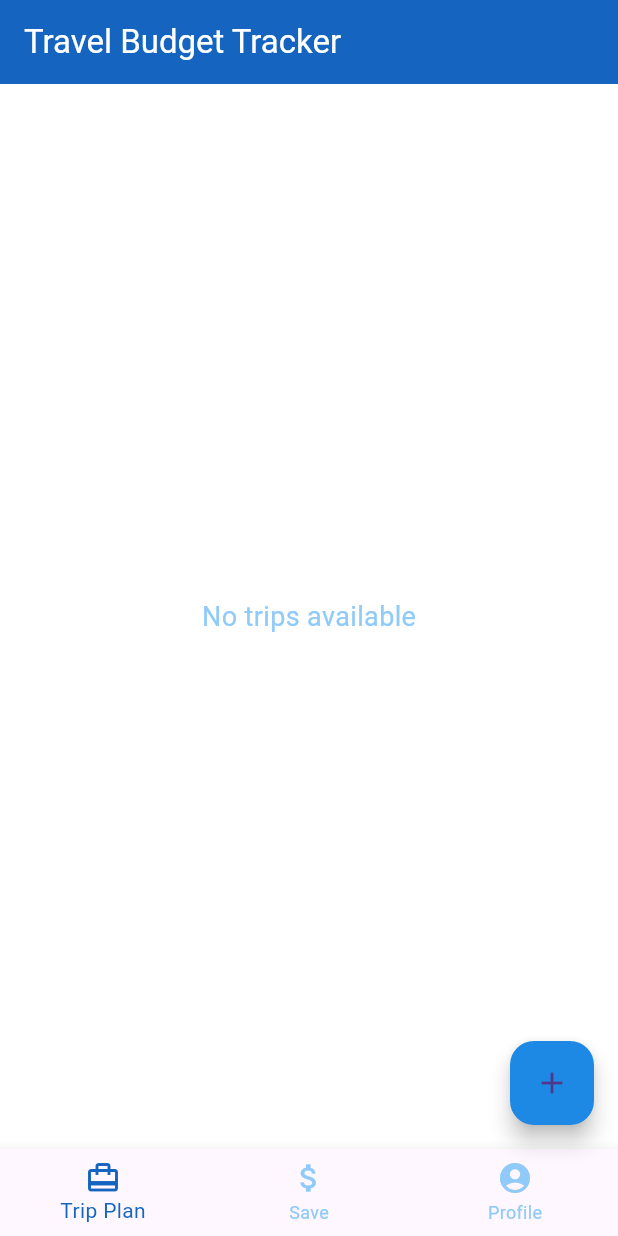
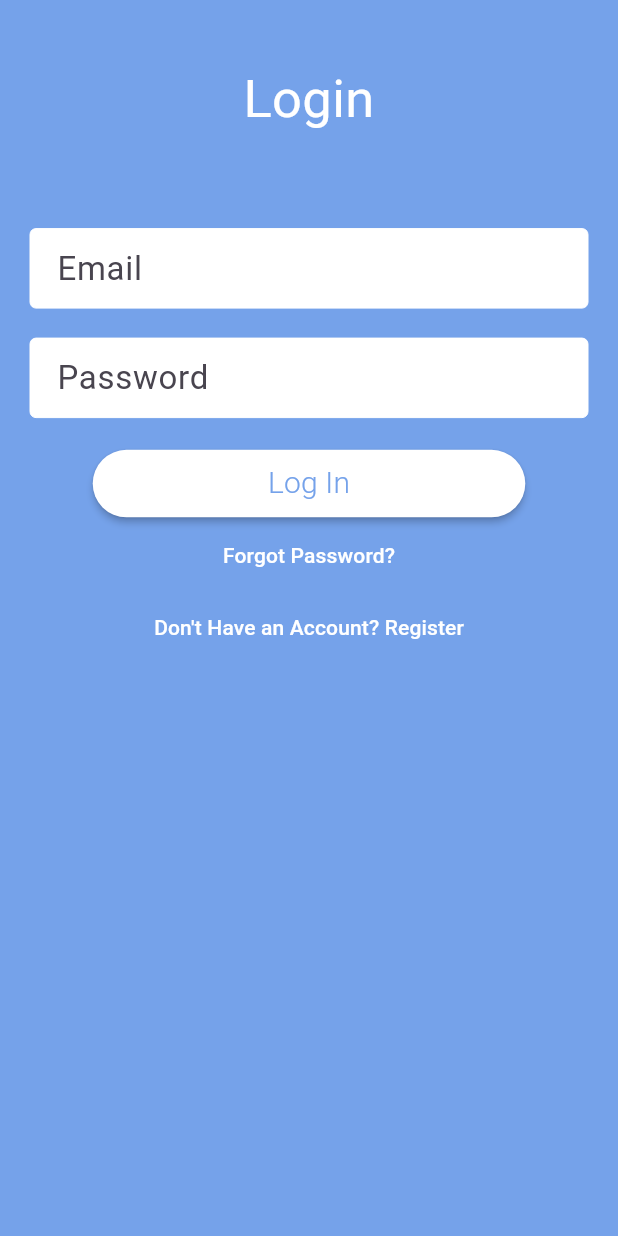
Before and after one commit to argadewanata/Budget-Planner-Tracker_Flutter, a Flutter app: the screen it shows after launch, on a phone screen of 412 x 824 dp. Run offline on Flutter 3.47's test engine with Material 3 defaults, Android fonts, the phone set to English and light mode, and no system bars; our stand-ins replace cloud_firestore, firebase_auth, firebase_core, flutter_spinkit; accounts and stored records are empty.

Commit message:
feat: add auth

```diff
--- a/lib/main.dart
+++ b/lib/main.dart
@@ -1,3 +1,6 @@
+import 'package:budgetplannertracker/pages/auth_page.dart';
+import 'package:budgetplannertracker/services/auth_service.dart';
+import 'package:budgetplannertracker/widgets/provider.dart';
 import 'package:flutter/material.dart';
 import 'package:firebase_core/firebase_core.dart';
 import 'firebase_options.dart';
@@ -16,7 +19,9 @@ class MyApp extends StatelessWidget {
 
   @override
   Widget build(BuildContext context) {
-    return MaterialApp(
+    return Provider(
+      auth: AuthService(),
+      child: MaterialApp(
         debugShowCheckedModeBanner: false,
         title: "Travel Budget Tracker",
         theme: ThemeData(
@@ -34,7 +39,36 @@ class MyApp extends StatelessWidget {
             unselectedItemColor: Colors.blue[200],
           ),
         ),
-      home: HomePage(),
+        home: const HomePage(),
+        initialRoute: '/login',
+        routes: {
+          '/login': (context) => const AuthPage(authType: AuthType.login),
+          '/register': (context) => const AuthPage(authType: AuthType.register),
+          '/home': (context) => const HomeController(),
+        },
+      ),
     );
   }
 }
+
+class HomeController extends StatelessWidget {
+  const HomeController({super.key});
+
+  @override
+  Widget build(BuildContext context) {
+    final AuthService auth = Provider.of(context).auth;
+
+    return StreamBuilder(
+      stream: auth.onAuthStateChanged(),
+      builder: (context, snapshot) {
+        if (snapshot.connectionState == ConnectionState.active) {
+          final bool signedIn = snapshot.hasData;
+          return signedIn
+              ? const HomePage()
+              : const AuthPage(authType: AuthType.login);
+        }
+        return Container();
+      },
+    );
+  }
+}
--- /dev/null
+++ b/lib/pages/auth_page.dart
@@ -0,0 +1,353 @@
+import 'package:auto_size_text/auto_size_text.dart';
+import 'package:budgetplannertracker/services/auth_service.dart';
+import 'package:budgetplannertracker/widgets/provider.dart';
+import 'package:flutter/material.dart';
+import 'package:flutter_spinkit/flutter_spinkit.dart';
+
+const primaryColor = Color(0xFF75A2EA);
+
+enum AuthType { login, register, guest, convert, reset }
+
+class AuthPage extends StatefulWidget {
+  final AuthType authType;
+
+  const AuthPage({super.key, required this.authType});
+
+  @override
+  State<StatefulWidget> createState() {
+    return _AuthPageState();
+  }
+}
+
+class _AuthPageState extends State<AuthPage> {
+  AuthType? authType;
+
+  _AuthPageState();
+
+  @override
+  void initState() {
+    super.initState();
+    authType = widget.authType;
+  }
+
+  final formKey = GlobalKey<FormState>();
+  String? _email, _password, _name, _warning;
+
+  void switchAuthState(String state) {
+    formKey.currentState?.reset();
+    if (state == "register") {
+      setState(() {
+        authType = AuthType.register;
+      });
+    } else if (state == 'home') {
+      Navigator.of(context).pop();
+    } else {
+      setState(() {
+        authType = AuthType.login;
+      });
+    }
+  }
+
+  bool validate() {
+    final form = formKey.currentState!;
+    if (authType == AuthType.guest) return true;
+    form.save();
+    if (form.validate() == true) {
+      form.save();
+      return true;
+    } else {
+      return false;
+    }
+  }
+
+  void submit() async {
+    if (!validate()) return;
+    try {
+      final auth = Provider.of(context).auth;
+      switch (authType!) {
+        case AuthType.login:
+          await auth.loginEmail(_email!, _password!);
+          if (!mounted) return;
+          Navigator.of(context).pushReplacementNamed('/home');
+          break;
+        case AuthType.register:
+          await auth.registerEmail(_email!, _password!, _name!);
+          if (!mounted) return;
+          Navigator.of(context).pushReplacementNamed('/home');
+          break;
+        case AuthType.guest:
+          await auth.loginGuest();
+          if (!mounted) return;
+          Navigator.of(context).pushReplacementNamed('/home');
+          break;
+        case AuthType.convert:
+          await auth.updateUserWithEmail(_email!, _password!, _name!);
+          if (!mounted) return;
+          Navigator.of(context).pop();
+          break;
+        case AuthType.reset:
+          await auth.forgotPassword(_email!);
+          if (!mounted) return;
+          setState(() {
+            _warning = 'A password reset link has been sent to $_email';
+            authType = AuthType.login;
+          });
+          break;
+      }
+    } catch (e) {
+      setState(() {
+        _warning = e.toString();
+      });
+    }
+  }
+
+  @override
+  Widget build(BuildContext context) {
+    final width = MediaQuery.of(context).size.width;
+    final height = MediaQuery.of(context).size.height;
+
+    if (authType == AuthType.guest) {
+      submit();
+      return const Scaffold(
+          backgroundColor: primaryColor,
+          body: SingleChildScrollView(
+            child: Column(
+              mainAxisAlignment: MainAxisAlignment.center,
+              children: <Widget>[
+                SpinKitDoubleBounce(
+                  color: Colors.white,
+                ),
+                Text(
+                  "Loading",
+                  style: TextStyle(color: Colors.white),
+                ),
+              ],
+            ),
+          ));
+    } else {
+      return Scaffold(
+        body: SingleChildScrollView(
+          child: Container(
+            color: primaryColor,
+            height: height,
+            width: width,
+            child: SafeArea(
+              child: Column(
+                children: <Widget>[
+                  SizedBox(height: height * 0.025),
+                  showAlert(),
+                  SizedBox(height: height * 0.025),
+                  buildHeaderText(),
+                  SizedBox(height: height * 0.05),
+                  Padding(
+                    padding: const EdgeInsets.all(20.0),
+                    child: Form(
+                      key: formKey,
+                      child: Column(
+                        children: buildInputs() + buildButtons(),
+                      ),
+                    ),
+                  ),
+                ],
+              ),
+            ),
+          ),
+        ),
+      );
+    }
+  }
+
+  Widget showAlert() {
+    if (_warning != null) {
+      return Container(
+        color: Colors.amberAccent,
+        width: double.infinity,
+        padding: const EdgeInsets.all(8.0),
+        child: Row(
+          children: <Widget>[
+            const Padding(
+              padding: EdgeInsets.only(right: 8.0),
+              child: Icon(Icons.error_outline),
+            ),
+            Expanded(
+              child: AutoSizeText(
+                _warning!,
+                maxLines: 3,
+              ),
+            ),
+            Padding(
+              padding: const EdgeInsets.only(left: 8.0),
+              child: IconButton(
+                icon: const Icon(Icons.close),
+                onPressed: () {
+                  setState(() {
+                    _warning = null;
+                  });
+                },
+              ),
+            )
+          ],
+        ),
+      );
+    }
+    return const SizedBox(
+      height: 0,
+    );
+  }
+
+  AutoSizeText buildHeaderText() {
+    String headerText;
+    if (authType == AuthType.login) {
+      headerText = "Login";
+    } else if (authType == AuthType.reset) {
+      headerText = "Reset Password";
+    } else {
+      headerText = "Create New Account";
+    }
+    return AutoSizeText(
+      headerText,
+      maxLines: 1,
+      textAlign: TextAlign.center,
+      style: const TextStyle(
+        fontSize: 35,
+        color: Colors.white,
+      ),
+    );
+  }
+
+  List<Widget> buildInputs() {
+    List<Widget> textFields = [];
+
+    // if were in the sign up state add name
+    if ([AuthType.register, AuthType.convert].contains(authType)) {
+      textFields.add(
+        TextFormField(
+          validator: NameValidator.validate,
+          style: const TextStyle(fontSize: 22.0),
+          decoration: buildAuthInputDecoration("Name"),
+          controller: TextEditingController(text: _name),
+          onSaved: (value) => _name = value,
+        ),
+      );
+      textFields.add(const SizedBox(height: 20));
+    }
+
+    // add email & password
+    if ([AuthType.register, AuthType.convert, AuthType.reset, AuthType.login]
+        .contains(authType)) {
+      textFields.add(
+        TextFormField(
+          validator: EmailValidator.validate,
+          style: const TextStyle(fontSize: 22.0),
+          decoration: buildAuthInputDecoration("Email"),
+          controller: TextEditingController(text: _email),
+          onSaved: (value) => _email = value,
+        ),
+      );
+      textFields.add(const SizedBox(height: 20));
+    }
+
+    if (authType != AuthType.reset) {
+      textFields.add(
+        TextFormField(
+          validator: PasswordValidator.validate,
+          style: const TextStyle(fontSize: 22.0),
+          decoration: buildAuthInputDecoration("Password"),
+          obscureText: true,
+          controller: TextEditingController(text: _password),
+          onSaved: (value) => _password = value,
+        ),
+      );
+      textFields.add(const SizedBox(height: 20));
+    }
+
+    return textFields;
+  }
+
+  InputDecoration buildAuthInputDecoration(String hint) {
+    return InputDecoration(
+      hintText: hint,
+      filled: true,
+      fillColor: Colors.white,
+      focusColor: Colors.white,
+      enabledBorder: const OutlineInputBorder(
+          borderSide: BorderSide(color: Colors.white, width: 0.0)),
+      contentPadding:
+          const EdgeInsets.only(left: 14.0, bottom: 10.0, top: 10.0),
+    );
+  }
+
+  List<Widget> buildButtons() {
+    String switchButtonText, newAuthState, submitButtonText;
+    bool showForgotPassword = false;
+
+    if (authType == AuthType.login) {
+      switchButtonText = "Don't Have an Account? Register";
+      newAuthState = "register";
+      submitButtonText = "Log In";
+      showForgotPassword = true;
+    } else if (authType == AuthType.reset) {
+      switchButtonText = "Return to Login";
+      newAuthState = "login";
+      submitButtonText = "Submit";
+    } else if (authType == AuthType.convert) {
+      switchButtonText = "Cancel";
+      newAuthState = "home";
+      submitButtonText = "Register";
+    } else {
+      switchButtonText = "Have an Account? Login";
+      newAuthState = "login";
+      submitButtonText = "Register";
+    }
+
+    return [
+      SizedBox(
+        width: MediaQuery.of(context).size.width * 0.7,
+        child: MaterialButton(
+          shape:
+              RoundedRectangleBorder(borderRadius: BorderRadius.circular(30.0)),
+          color: Colors.white,
+          textColor: primaryColor,
+          onPressed: submit,
+          child: Padding(
+            padding: const EdgeInsets.all(8.0),
+            child: Text(
+              submitButtonText,
+              style: const TextStyle(
+                fontSize: 20.0,
+                fontWeight: FontWeight.w300,
+              ),
+            ),
+          ),
+        ),
+      ),
+      buildShowForgotPassword(showForgotPassword),
+      TextButton(
+        child: Text(
+          switchButtonText,
+          style: const TextStyle(color: Colors.white),
+        ),
+        onPressed: () {
+          switchAuthState(newAuthState);
+        },
+      ),
+    ];
+  }
+
+  Widget buildShowForgotPassword(bool visible) {
+    return Visibility(
+      visible: visible,
+      child: TextButton(
+        onPressed: () {
+          setState(() {
+            authType = AuthType.reset;
+          });
+        },
+        child: const Text(
+          "Forgot Password?",
+          style: TextStyle(color: Colors.white),
+        ),
+      ),
+    );
+  }
+}
--- /dev/null
+++ b/lib/services/auth_service.dart
@@ -0,0 +1,115 @@
+import 'package:firebase_auth/firebase_auth.dart';
+import 'package:flutter/material.dart';
+
+class AuthService {
+  final FirebaseAuth _auth = FirebaseAuth.instance;
+
+  Stream<String> onAuthStateChanged() {
+    return _auth.authStateChanges().map((User? user) => user?.uid ?? '');
+  }
+
+  String getCurrentUserId() {
+    return _auth.currentUser?.uid ?? '';
+  }
+
+  Future getCurrentUser() async {
+    return _auth.currentUser;
+  }
+
+  getProfileImage() {
+    if (_auth.currentUser != null && _auth.currentUser?.photoURL != null) {
+      return Image.network(_auth.currentUser!.photoURL!);
+    }
+    return const Icon(Icons.account_circle, size: 100);
+  }
+
+  Future updateUsername(String name, User currentUser) async {
+    await currentUser.updateDisplayName(name);
+    await currentUser.reload();
+  }
+
+  Future<String> registerEmail(
+    String email,
+    String password,
+    String name,
+  ) async {
+    final response = await _auth.createUserWithEmailAndPassword(
+      email: email,
+      password: password,
+    );
+
+    await updateUsername(name, response.user!);
+    return response.user?.uid ?? '';
+  }
+
+  Future<String> loginEmail(String email, String password) async {
+    final response = await _auth.signInWithEmailAndPassword(
+      email: email,
+      password: password,
+    );
+
+    return response.user?.uid ?? '';
+  }
+
+  Future loginGuest() async {
+    final response = await _auth.signInAnonymously();
+    return response.user?.uid ?? '';
+  }
+
+  logout() async {
+    await _auth.signOut();
+  }
+
+  Future forgotPassword(String email) async {
+    return _auth.sendPasswordResetEmail(email: email);
+  }
+
+  Future updateUserWithEmail(String email, String password, String name) async {
+    final currentUser = _auth.currentUser;
+    final credential = EmailAuthProvider.credential(
+      email: email,
+      password: password,
+    );
+    await currentUser!.linkWithCredential(credential);
+    await updateUsername(name, currentUser);
+  }
+}
+
+class NameValidator {
+  static String? validate(String? value) {
+    if (value!.isEmpty) {
+      return "Name can't be empty";
+    }
+    if (value.length < 2) {
+      return "Name must be at least 2 characters long";
+    }
+    if (value.length > 50) {
+      return "Name must be less than 50 characters long";
+    }
+    return null;
+  }
+}
+
+class EmailValidator {
+  static String? validate(String? value) {
+    if (value!.isEmpty) {
+      return "Email can't be empty";
+    }
+    if (!value.contains('@')) {
+      return "Email must contain an @ symbol";
+    }
+    return null;
+  }
+}
+
+class PasswordValidator {
+  static String? validate(String? value) {
+    if (value!.isEmpty) {
+      return "Password can't be empty";
+    }
+    if (value.length < 6) {
+      return "Password must be at least 6 characters long";
+    }
+    return null;
+  }
+}
--- /dev/null
+++ b/lib/widgets/provider.dart
@@ -0,0 +1,17 @@
+import 'package:budgetplannertracker/services/auth_service.dart';
+import 'package:flutter/widgets.dart';
+
+class Provider extends InheritedWidget {
+  final AuthService auth;
+
+  const Provider({super.key, required super.child, required this.auth});
+
+  @override
+  bool updateShouldNotify(InheritedWidget oldWidget) {
+    return true;
+  }
+
+  static Provider of(BuildContext context) {
+    return context.dependOnInheritedWidgetOfExactType<Provider>()!;
+  }
+}
--- a/pubspec.yaml
+++ b/pubspec.yaml
@@ -39,6 +39,9 @@ dependencies:
   cloud_firestore: ^4.17.4
   intl: ^0.19.0
   custom_date_range_picker: ^1.1.0
+  firebase_auth: ^4.19.6
+  flutter_spinkit: ^5.2.1
+  auto_size_text: ^3.0.0
 
 dev_dependencies:
   flutter_test:
```
Also changed, not shown: pubspec.lock, 3 other files. Lines whose indentation alone changed are shown as unchanged.
